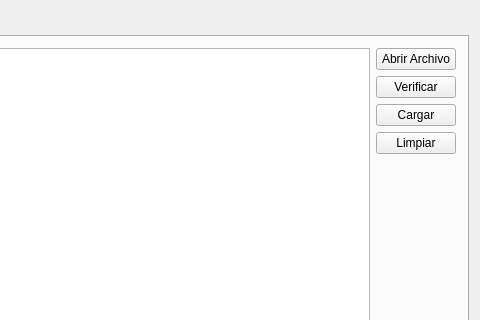
Before: the Qt Designer form control/ui/wggestion.ui in Peruvian/Triamera-Control, drawn with Qt 5; both pictures show x 294 to 774 and y 0 to 320 of the 774 by 656 pixel window.
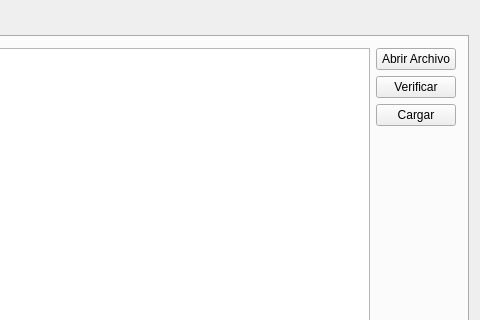
After: the same form once the commit is applied.

```diff
--- a/control/ui/wggestion.ui
+++ b/control/ui/wggestion.ui
@@ -58,13 +58,6 @@
              </property>
             </widget>
            </item>
-           <item>
-            <widget class="QPushButton" name="btnLimpiar">
-             <property name="text">
-              <string>Limpiar</string>
-             </property>
-            </widget>
-           </item>
            <item>
             <spacer name="verticalSpacer">
              <property name="orientation">
```
